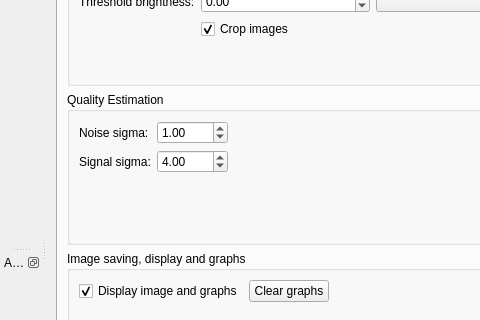
Old version of the form src/arifmainwindow.ui in the repository AD-Vega/arif; both pictures show x 0 to 480 and y 112 to 432 of the 1179 by 748 pixel window.
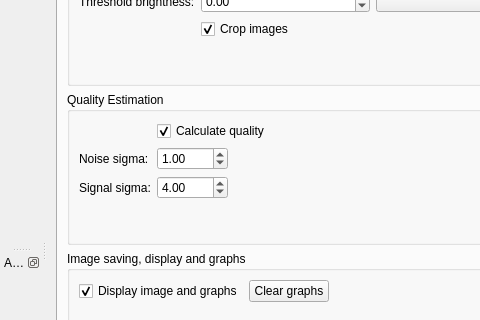
New version of the form. Icons and pictures are not drawn. Custom widgets are drawn as their Qt base class.

Commit message: Allow disabling quality estimation.

What changed in the file:
```diff
--- a/src/arifmainwindow.ui
+++ b/src/arifmainwindow.ui
@@ -135,14 +135,14 @@
                <property name="fieldGrowthPolicy">
                 <enum>QFormLayout::ExpandingFieldsGrow</enum>
                </property>
-               <item row="0" column="0">
+               <item row="1" column="0">
                 <widget class="QLabel" name="label_6">
                  <property name="text">
                   <string>Noise sigma:</string>
                  </property>
                 </widget>
                </item>
-               <item row="0" column="1">
+               <item row="1" column="1">
                 <widget class="QDoubleSpinBox" name="noiseSigmaSpinbox">
                  <property name="minimum">
                   <double>0.350000000000000</double>
@@ -158,14 +158,14 @@
                  </property>
                 </widget>
                </item>
-               <item row="1" column="0">
+               <item row="2" column="0">
                 <widget class="QLabel" name="label_7">
                  <property name="text">
                   <string>Signal sigma:</string>
                  </property>
                 </widget>
                </item>
-               <item row="1" column="1">
+               <item row="2" column="1">
                 <widget class="QDoubleSpinBox" name="signalSigmaSpinbox">
                  <property name="minimum">
                   <double>0.350000000000000</double>
@@ -181,6 +181,16 @@
                  </property>
                 </widget>
                </item>
+               <item row="0" column="1">
+                <widget class="QCheckBox" name="calculateQualityCheck">
+                 <property name="text">
+                  <string>Calculate quality</string>
+                 </property>
+                 <property name="checked">
+                  <bool>true</bool>
+                 </property>
+                </widget>
+               </item>
               </layout>
              </widget>
             </item>
```
The commit also changes 4 other files.
